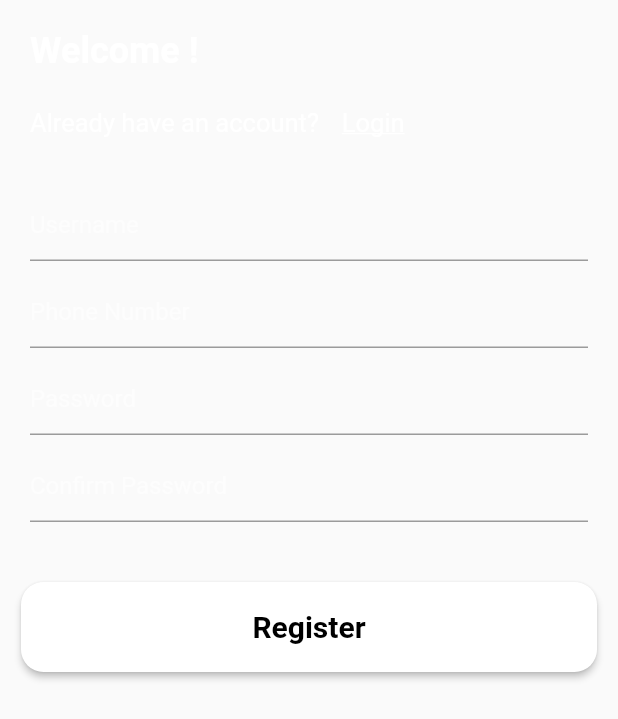
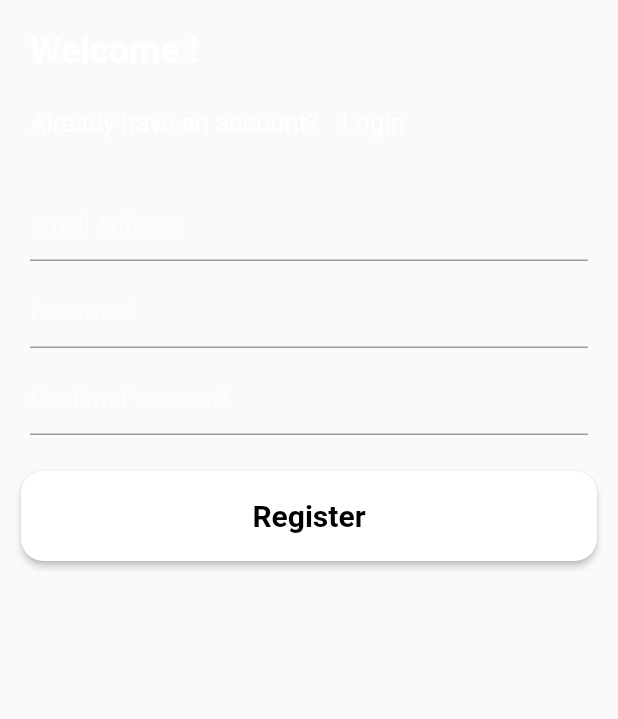
Before and after one commit to munimshahriar1/financial-app, a Flutter app: the RegisterModal widget shown alone on an empty page, opened directly with empty values, after a tap on "Register", on a phone screen of 412 x 824 dp. Shown: the top 719 px of the screen. Run offline on Flutter 3.47's test engine with Material 2 defaults, Android fonts, the phone set to English and light mode, and no system bars; our stand-ins replace charts_flutter, firebase_auth, firebase_core; accounts and stored records are empty; network calls fail.

Commit message:
update: fixes to registration

```diff
--- a/lib/views/auth/authentication.dart
+++ b/lib/views/auth/authentication.dart
@@ -29,7 +29,7 @@ class _AuthenticationPageState
   final _phoneNumberController = TextEditingController();
 
   bool isLogin = true;
-  double modalHeight = 410;
+  double modalHeight = 420;
   dynamic errorMessage;
 
   // Loader till the user successfully logs in
@@ -63,14 +63,14 @@ class _AuthenticationPageState
   void openRegisterModal() {
     setState(() {
       isLogin = false;
-      modalHeight = 490;
+      modalHeight = 440;
     });
   }
 
   void openLoginModal() {
     setState(() {
       isLogin = true;
-      modalHeight = 410;
+      modalHeight = 420;
     });
   }
 
--- a/lib/views/auth/register_view.dart
+++ b/lib/views/auth/register_view.dart
@@ -27,14 +27,28 @@ class RegisterModal extends StatefulWidget {
 }
 
 class _RegisterModalState extends State<RegisterModal> {
-  String? errorMessage = '';
+  final TextEditingController confirmPasswordController =
+      TextEditingController();
 
   Future<void> createUserWithEmailAndPassword() async {
+    String? errorMessage = '';
     widget.updateIsRegisterLoading(true, errorMessage);
+
+    final String username =
+        widget.usernameController.text.trim();
+    final String password =
+        widget.passwordController.text.trim();
+    final String confirmPassword =
+        confirmPasswordController.text.trim();
+    if (password != confirmPassword) {
+      errorMessage = "Passwords do not match.";
+      widget.updateIsRegisterLoading(false, errorMessage);
+      return;
+    }
     try {
       await Auth().createUserWithEmailAndPassword(
-        email: widget.usernameController.text,
-        password: widget.passwordController.text,
+        email: username,
+        password: password,
       );
 
       widget.usernameController.clear();
@@ -46,8 +60,6 @@ class _RegisterModalState extends State<RegisterModal> {
         errorMessage = match.group(1) ??
             ''; // Assign the value to the class-level errorMessage
       }
-      widget.updateIsRegisterLoading(true, errorMessage);
-    } finally {
       widget.updateIsRegisterLoading(false, errorMessage);
     }
   }
@@ -116,25 +128,7 @@ class _RegisterModalState extends State<RegisterModal> {
               controller: widget.usernameController,
               style: const TextStyle(color: Colors.white),
               decoration: const InputDecoration(
-                hintText: "Username",
-                hintStyle: TextStyle(color: Colors.white54),
-                focusedBorder: UnderlineInputBorder(
-                  borderSide:
-                      BorderSide(color: Colors.white),
-                ),
-              ),
-            ),
-          ),
-          const SizedBox(height: 10),
-          Padding(
-            padding:
-                const EdgeInsets.symmetric(horizontal: 20),
-            child: TextField(
-              controller: widget.phoneNumberController,
-              style: const TextStyle(color: Colors.white),
-              keyboardType: TextInputType.phone,
-              decoration: const InputDecoration(
-                hintText: "Phone Number",
+                hintText: "Email Address",
                 hintStyle: TextStyle(color: Colors.white54),
                 focusedBorder: UnderlineInputBorder(
                   borderSide:
@@ -166,7 +160,7 @@ class _RegisterModalState extends State<RegisterModal> {
             padding:
                 const EdgeInsets.symmetric(horizontal: 20),
             child: TextField(
-              controller: TextEditingController(),
+              controller: confirmPasswordController,
               obscureText: true,
               style: const TextStyle(color: Colors.white),
               decoration: const InputDecoration(
@@ -181,22 +175,6 @@ class _RegisterModalState extends State<RegisterModal> {
           ),
           const SizedBox(height: 10),
           Padding(
-            padding:
-                const EdgeInsets.symmetric(horizontal: 20),
-            child: Row(
-              children: [
-                Expanded(
-                  child: Text(
-                    _getPasswordStrengthText(
-                        widget.passwordController.text),
-                    style: const TextStyle(
-                        color: Colors.white),
-                  ),
-                ),
-              ],
-            ),
-          ),
-          Padding(
             padding: const EdgeInsets.all(14.0),
             child: ExpandedButton(
               onPressed: createUserWithEmailAndPassword,
@@ -208,12 +186,4 @@ class _RegisterModalState extends State<RegisterModal> {
       ),
     );
   }
-
-  String _getPasswordStrengthText(String password) {
-    // Password strength logic here...
-    // Return appropriate strength text based on the password
-    // You can reuse the existing _getPasswordStrengthText() implementation from your code
-    // ...
-    return "";
-  }
 }
```
Also changed, not shown: lib/auth/auth.dart (+7 -1 lines), lib/views/auth/login_view.dart (+11 -13 lines).
